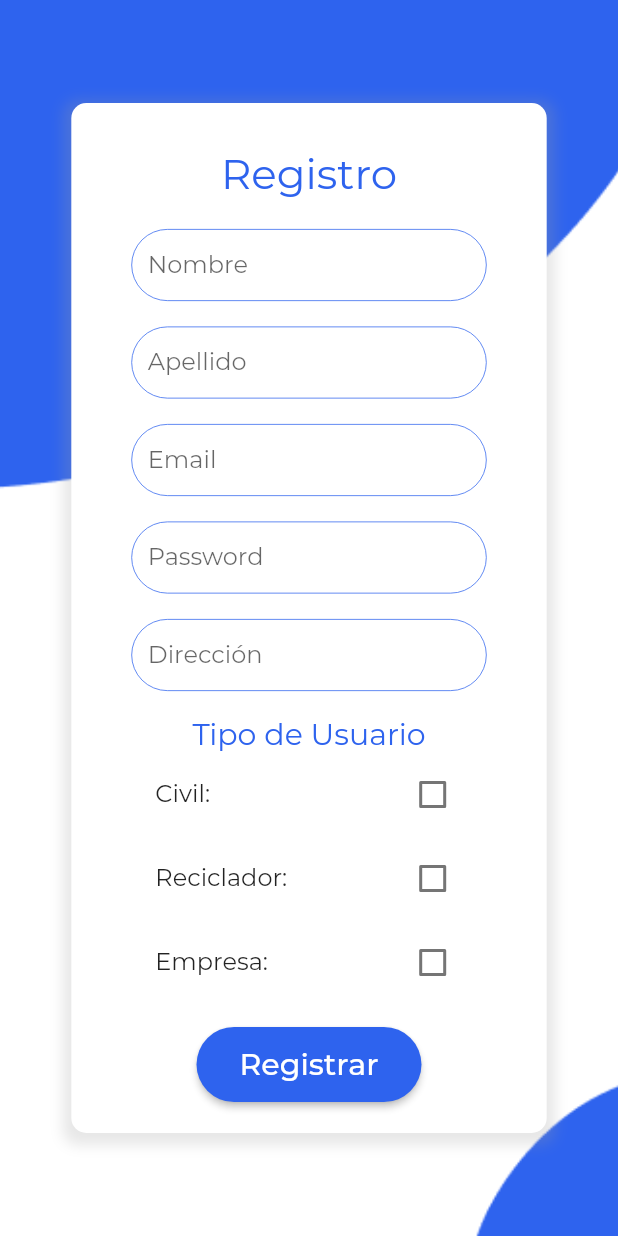
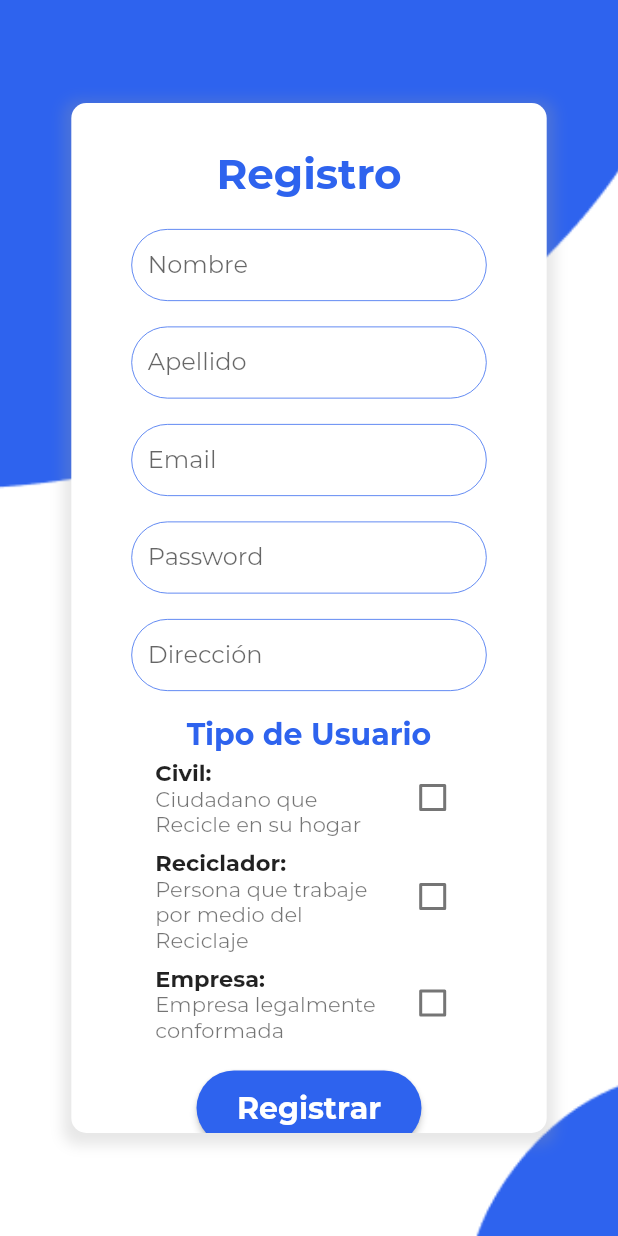
Before and after one commit to Jcss1462/reciclajeApp, a Flutter app: the RegistroPage screen opened by its route, on a phone screen of 412 x 824 dp. Run offline on Flutter 3.47's test engine with Material 2 defaults, Android fonts, the phone set to English and light mode, and no system bars; our stand-ins replace firebase_core; missing offline and left inert: dart:ffi; accounts and stored records are empty.

Commit message:
mejoras de resgistro

```diff
--- a/lib/page/login.dart
+++ b/lib/page/login.dart
@@ -48,7 +48,7 @@ class _LoginState extends State<Login> {
             ),
             child: Center(
               child: SingleChildScrollView(
-                              child: Container(
+                child: Container(
                   decoration: BoxDecoration(
                       //color: Colors.black,
                       ),
@@ -102,6 +102,7 @@ class _LoginState extends State<Login> {
                             Container(
                               height: 50,
                               child: TextFormField(
+                                obscureText: true,
                                 decoration: InputDecoration(
                                   hintText: "Contraseña",
                                   contentPadding: EdgeInsets.all(11),
@@ -171,7 +172,8 @@ class _LoginState extends State<Login> {
                               color: Color.fromRGBO(46, 99, 238, 1)),
                         ),
                         //valido y guardo
-                        onPressed:  () => Navigator.pushNamed(context, registerRoute),
+                        onPressed: () =>
+                            Navigator.pushNamed(context, registerRoute),
                         shape: RoundedRectangleBorder(
                           borderRadius: BorderRadius.circular(30.0),
                         ),
--- a/lib/page/registro.dart
+++ b/lib/page/registro.dart
@@ -1,6 +1,8 @@
+import 'dart:ffi';
+
 import 'package:flutter/material.dart';
 
-import  'package:reciclaje_app/page/index.dart';
+import 'package:reciclaje_app/page/index.dart';
 
 class RegistroPage extends StatefulWidget {
   const RegistroPage({Key key}) : super(key: key);
@@ -21,19 +23,14 @@ class _RegitroState extends State<RegistroPage> {
   String usuario;
 
   final allChecked = CheckBoxModal(title: "Al checked");
-  final checkBoxList = [
+  List checkBoxList = [
     CheckBoxModal(
-        title: 'Civil: ',
-        descripcion:
-            'Solicita que uno de nuestro Recicaldores recoja tus residuos reciclables.'),
+        title: 'Civil: ', descripcion: 'Ciudadano que Recicle en su hogar'),
     CheckBoxModal(
         title: 'Reciclador:',
-        descripcion:
-            'Obten Ingresos recogiendo residuos reciclables a travez de la ciudad y vendiendolos a empresas verdes.'),
+        descripcion: 'Persona que trabaje por medio del Reciclaje'),
     CheckBoxModal(
-        title: 'Empresa: ',
-        descripcion:
-            'Usa esta app para programar y gestionar la recolección de los residuos reciclables que necesites para tu producción.')
+        title: 'Empresa: ', descripcion: 'Empresa legalmente conformada')
   ];
 
   @override
@@ -44,8 +41,7 @@ class _RegitroState extends State<RegistroPage> {
           new Container(
             decoration: new BoxDecoration(
               image: new DecorationImage(
-                image: new AssetImage(
-                    "assets/images/background.png"),
+                image: new AssetImage("assets/images/background.png"),
                 fit: BoxFit.cover,
               ),
             ),
@@ -78,7 +74,9 @@ class _RegitroState extends State<RegistroPage> {
                     Text(
                       "Registro",
                       style: TextStyle(
-                          color: Color.fromRGBO(46, 99, 238, 1), fontSize: 28),
+                          color: Color.fromRGBO(46, 99, 238, 1),
+                          fontWeight: FontWeight.bold,
+                          fontSize: 28),
                     ),
                     SizedBox(height: 20),
                     Form(
@@ -183,6 +181,7 @@ class _RegitroState extends State<RegistroPage> {
                           Container(
                             height: 50,
                             child: TextFormField(
+                              obscureText: true,
                               decoration: InputDecoration(
                                 hintText: "Password",
                                 contentPadding: EdgeInsets.all(11),
@@ -247,18 +246,28 @@ class _RegitroState extends State<RegistroPage> {
                                 "Tipo de Usuario",
                                 style: TextStyle(
                                     color: Color.fromRGBO(46, 99, 238, 1),
+                                    fontWeight: FontWeight.bold,
                                     fontSize: 20),
                               ),
                               ...checkBoxList
                                   .map(
                                     (item) => CheckboxListTile(
-                                      title: Text(item.title),
+                                      title: Text(
+                                        item.title,
+                                        style: TextStyle(
+                                          fontWeight: FontWeight.bold,
+                                          fontSize: 15,
+                                        ),
+                                      ),
+                                      subtitle: Text(item.descripcion),
                                       value: item.value,
                                       onChanged: (val) {
                                         setState(() {
                                           item.value = val;
                                           if (val == true) {
                                             usuario = item.title;
+                                          } else {
+                                            checkBoxList.single;
                                           }
                                         });
                                       },
@@ -278,7 +287,10 @@ class _RegitroState extends State<RegistroPage> {
                       textColor: Colors.white,
                       child: new Text(
                         "Registrar",
-                        style: TextStyle(fontSize: 20),
+                        style: TextStyle(
+                          fontWeight: FontWeight.bold,
+                          fontSize: 20,
+                        ),
                       ),
 
                       //Registrar
@@ -296,12 +308,26 @@ class _RegitroState extends State<RegistroPage> {
                         showDialog(
                           context: context,
                           builder: (context) => AlertDialog(
-                            title: Text("Usuario Registrado"),
+                            title: Text(
+                              "Usuario Registrado",
+                              style: TextStyle(
+                                color: Color.fromRGBO(46, 99, 238, 1),
+                                fontWeight: FontWeight.bold,
+                                fontSize: 20,
+                              ),
+                            ),
                             content:
                                 Text("El Usuario fue Registrado Correctamenta"),
                             actions: <Widget>[
                               TextButton(
-                                child: Text('Ok'),
+                                child: Text(
+                                  'Ok',
+                                  style: TextStyle(
+                                    color: Color.fromRGBO(46, 99, 238, 1),
+                                    fontWeight: FontWeight.bold,
+                                    fontSize: 15,
+                                  ),
+                                ),
                                 onPressed: () {
                                   Navigator.push(
                                       context,
```
